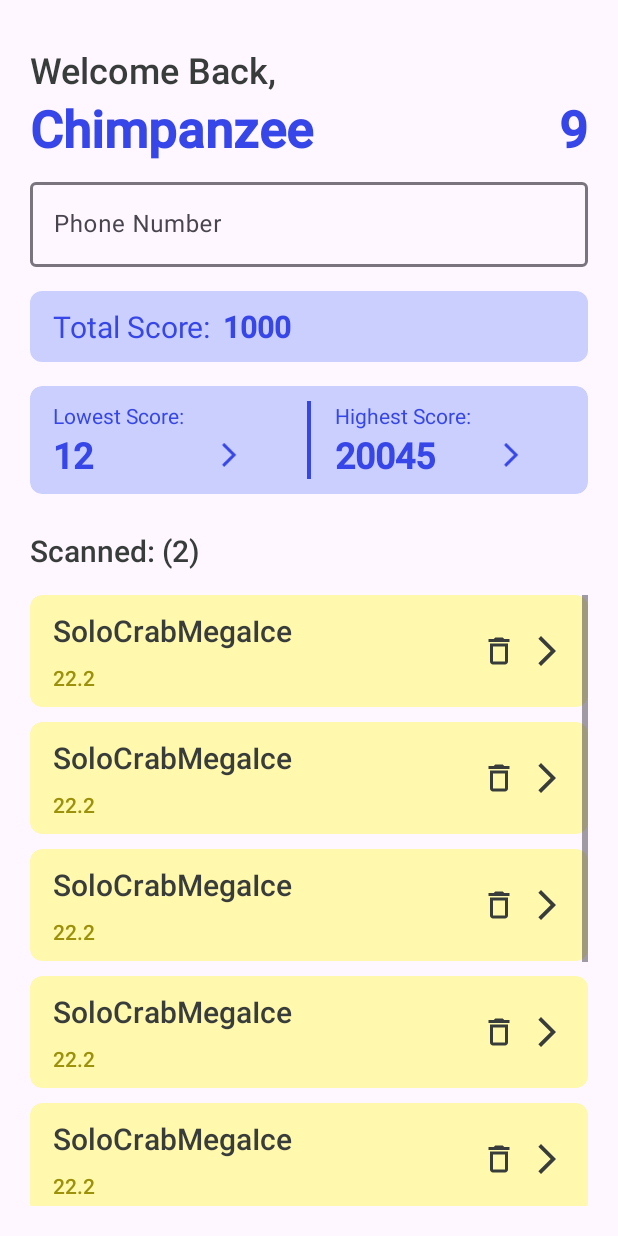
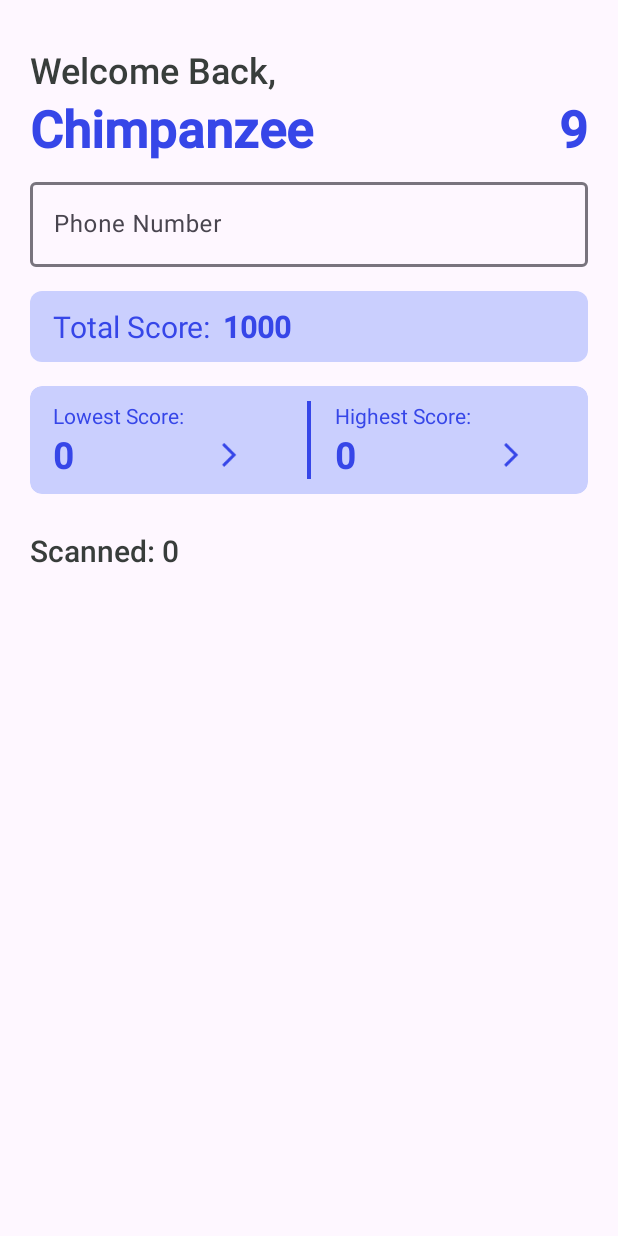
Before and after one commit to CMPUT301W23T14/QRHunter-App, an Android app: the ProfileFragment screen opened through its navigation route, on a phone screen of 412 x 824 dp. Run offline under Robolectric (Android 15) with nearby library versions, the phone set to English and light mode, and no system bars; our stand-ins replace Firebase (no records; nobody signed in at launch, a user with empty details on screens opened directly), RxJava, navigation-ui; libraries missing offline, so code that uses them is left out: com.jakewharton.rxbinding4; Roboto replaces fonts that are not available here; 1 statement that could not run was skipped.

Commit message:
Clear profile scores and list

```diff
--- a/QRHunter/app/src/main/java/com/example/qrhunter/ui/profile/ProfileFragment.java
+++ b/QRHunter/app/src/main/java/com/example/qrhunter/ui/profile/ProfileFragment.java
@@ -48,18 +48,7 @@ public class ProfileFragment extends Fragment {
         RecyclerView rvQRCodes = binding.qrCodeRecyclerView;
 
         // Sample qr code list, normally we would get the data from ViewModel instead
-        ArrayList<QRCode> sampleQRCodes = new ArrayList<QRCode>() {
-            {
-                add(new QRCode("123", null, "SoloCrabMegaIce", 22.2, "", null));
-                add(new QRCode("123", null, "SoloCrabMegaIce", 22.2, "", null));
-                add(new QRCode("123", null, "SoloCrabMegaIce", 22.2, "", null));
-                add(new QRCode("123", null, "SoloCrabMegaIce", 22.2, "", null));
-                add(new QRCode("123", null, "SoloCrabMegaIce", 22.2, "", null));
-                add(new QRCode("123", null, "SoloCrabMegaIce", 22.2, "", null));
-                add(new QRCode("123", null, "SoloCrabMegaIce", 22.2, "", null));
-                add(new QRCode("123", null, "SoloCrabMegaIce", 22.2, "", null));
-            }
-        };
+        ArrayList<QRCode> sampleQRCodes = new ArrayList<QRCode>();
 
         // Set up recycler view
         QRCodesAdapter qrCodesAdapter = new QRCodesAdapter(sampleQRCodes);
--- a/QRHunter/app/src/main/res/layout/fragment_profile.xml
+++ b/QRHunter/app/src/main/res/layout/fragment_profile.xml
@@ -163,7 +163,7 @@
                     android:layout_width="0dp"
                     android:layout_height="wrap_content"
                     android:fontFamily="@font/roboto_medium"
-                    android:text="12"
+                    android:text="0"
                     android:textColor="@color/primary_dark"
                     android:textSize="24sp"
                     android:textStyle="bold"
@@ -228,7 +228,7 @@
                     android:layout_width="0dp"
                     android:layout_height="wrap_content"
                     android:fontFamily="@font/roboto_medium"
-                    android:text="20045"
+                    android:text="0"
                     android:textColor="@color/primary_dark"
                     android:textSize="24sp"
                     android:textStyle="bold"
@@ -275,7 +275,7 @@
         android:layout_height="wrap_content"
         android:layout_marginTop="24dp"
         android:fontFamily="@font/roboto_medium"
-        android:text="(2)"
+        android:text="0"
         android:textColor="@color/neutral_black"
         android:textSize="20sp"
         app:layout_constraintEnd_toEndOf="parent"
```
